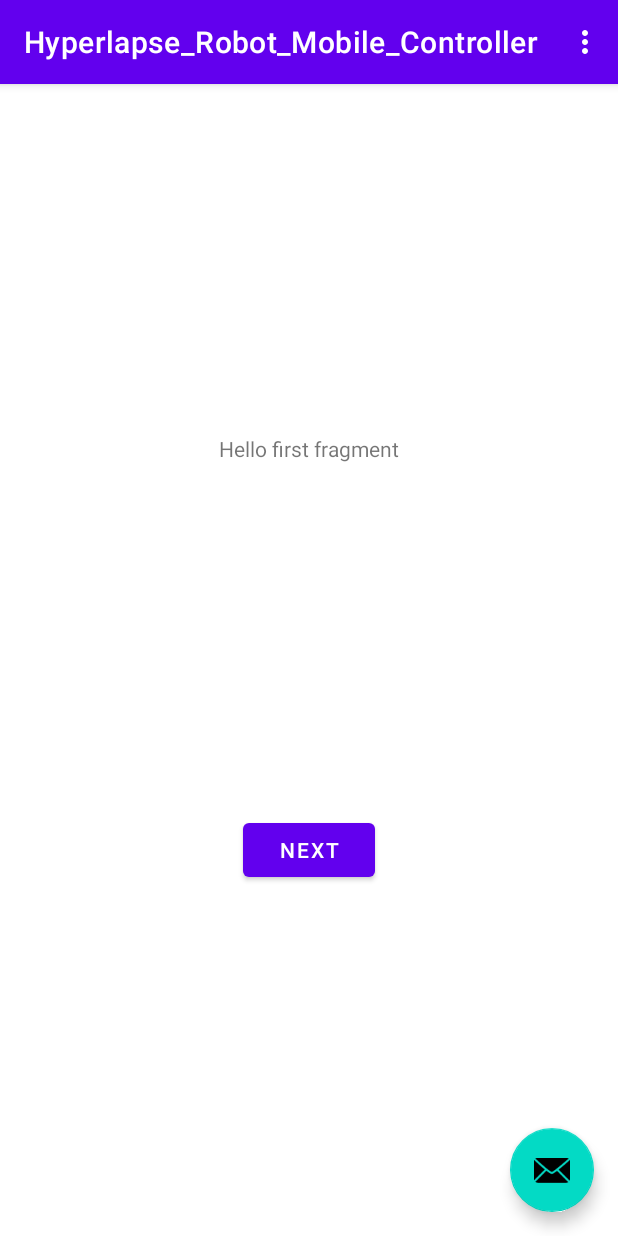
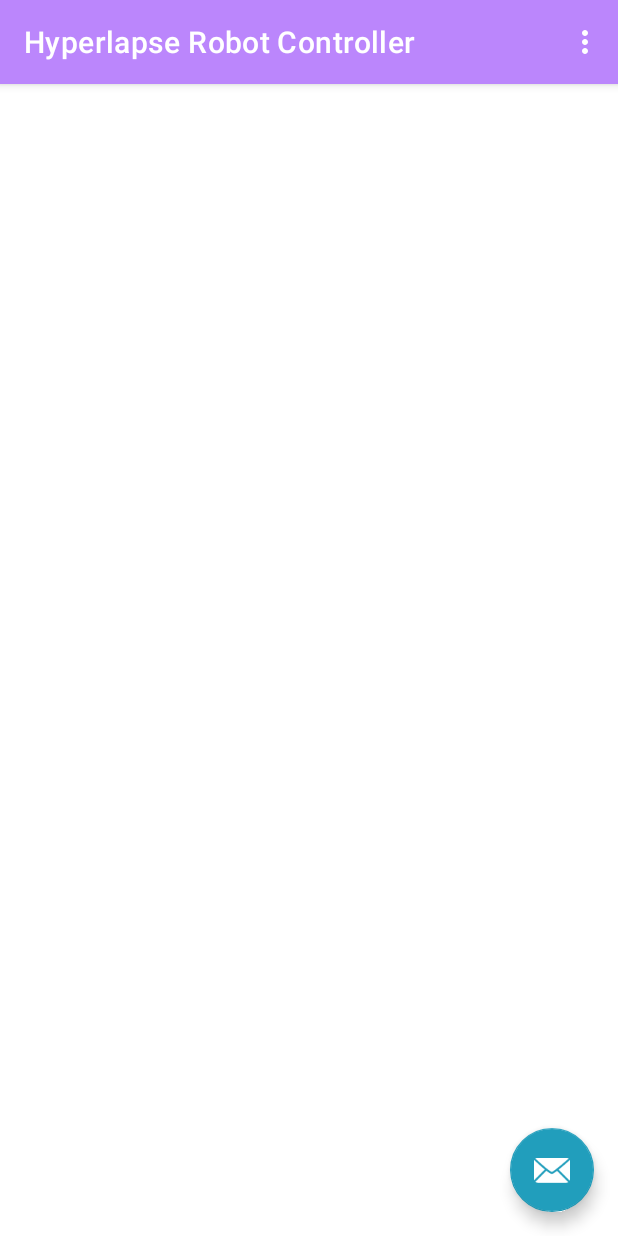
Before and after one commit to krisisurf/Hyperlapse-Robot, an Android app: the screen it shows after launch (MainActivity), on a phone screen of 412 x 824 dp. Run offline under Robolectric (Android 15) with nearby library versions, the phone set to English and light mode, and no system bars.

Commit message:
colors pallete update

```diff
--- a/frontend/Hyperlapse_Robot_Mobile_Controller/app/src/main/java/com/kristian/dimitrov/hyperlapse_robot_mobile_controller/FirstFragment.java
+++ /dev/null
@@ -1,34 +0,0 @@
-package com.kristian.dimitrov.hyperlapse_robot_mobile_controller;
-
-import android.os.Bundle;
-import android.view.LayoutInflater;
-import android.view.View;
-import android.view.ViewGroup;
-
-import androidx.annotation.NonNull;
-import androidx.fragment.app.Fragment;
-import androidx.navigation.fragment.NavHostFragment;
-
-public class FirstFragment extends Fragment {
-
-    @Override
-    public View onCreateView(
-            LayoutInflater inflater, ViewGroup container,
-            Bundle savedInstanceState
-    ) {
-        // Inflate the layout for this fragment
-        return inflater.inflate(R.layout.fragment_first, container, false);
-    }
-
-    public void onViewCreated(@NonNull View view, Bundle savedInstanceState) {
-        super.onViewCreated(view, savedInstanceState);
-
-        view.findViewById(R.id.button_first).setOnClickListener(new View.OnClickListener() {
-            @Override
-            public void onClick(View view) {
-                NavHostFragment.findNavController(FirstFragment.this)
-                        .navigate(R.id.action_FirstFragment_to_SecondFragment);
-            }
-        });
-    }
-}
--- a/frontend/Hyperlapse_Robot_Mobile_Controller/app/src/main/res/layout/content_main.xml
+++ /dev/null
@@ -1,19 +0,0 @@
-<?xml version="1.0" encoding="utf-8"?>
-<androidx.constraintlayout.widget.ConstraintLayout xmlns:android="http://schemas.android.com/apk/res/android"
-    xmlns:app="http://schemas.android.com/apk/res-auto"
-    android:layout_width="match_parent"
-    android:layout_height="match_parent"
-    app:layout_behavior="@string/appbar_scrolling_view_behavior">
-
-    <fragment
-        android:id="@+id/nav_host_fragment"
-        android:name="androidx.navigation.fragment.NavHostFragment"
-        android:layout_width="0dp"
-        android:layout_height="0dp"
-        app:defaultNavHost="true"
-        app:layout_constraintBottom_toBottomOf="parent"
-        app:layout_constraintLeft_toLeftOf="parent"
-        app:layout_constraintRight_toRightOf="parent"
-        app:layout_constraintTop_toTopOf="parent"
-        app:navGraph="@navigation/nav_graph" />
-</androidx.constraintlayout.widget.ConstraintLayout>
--- a/frontend/Hyperlapse_Robot_Mobile_Controller/app/src/main/res/layout/fragment_first.xml
+++ /dev/null
@@ -1,28 +0,0 @@
-<?xml version="1.0" encoding="utf-8"?>
-<androidx.constraintlayout.widget.ConstraintLayout xmlns:android="http://schemas.android.com/apk/res/android"
-    xmlns:app="http://schemas.android.com/apk/res-auto"
-    xmlns:tools="http://schemas.android.com/tools"
-    android:layout_width="match_parent"
-    android:layout_height="match_parent"
-    tools:context=".FirstFragment">
-
-    <TextView
-        android:id="@+id/textview_first"
-        android:layout_width="wrap_content"
-        android:layout_height="wrap_content"
-        android:text="@string/hello_first_fragment"
-        app:layout_constraintBottom_toTopOf="@id/button_first"
-        app:layout_constraintEnd_toEndOf="parent"
-        app:layout_constraintStart_toStartOf="parent"
-        app:layout_constraintTop_toTopOf="parent" />
-
-    <Button
-        android:id="@+id/button_first"
-        android:layout_width="wrap_content"
-        android:layout_height="wrap_content"
-        android:text="@string/next"
-        app:layout_constraintBottom_toBottomOf="parent"
-        app:layout_constraintEnd_toEndOf="parent"
-        app:layout_constraintStart_toStartOf="parent"
-        app:layout_constraintTop_toBottomOf="@id/textview_first" />
-</androidx.constraintlayout.widget.ConstraintLayout>
--- a/frontend/Hyperlapse_Robot_Mobile_Controller/app/src/main/res/values/colors.xml
+++ b/frontend/Hyperlapse_Robot_Mobile_Controller/app/src/main/res/values/colors.xml
@@ -1,10 +1,16 @@
 <?xml version="1.0" encoding="utf-8"?>
 <resources>
     <color name="purple_200">#FFBB86FC</color>
-    <color name="purple_500">#FF6200EE</color>
+    <color name="purple_500">#023047</color>
     <color name="purple_700">#FF3700B3</color>
     <color name="teal_200">#FF03DAC5</color>
     <color name="teal_700">#FF018786</color>
     <color name="black">#FF000000</color>
     <color name="white">#FFFFFFFF</color>
+
+    <color name="blue_200">#FFBB86FC</color>
+    <color name="blue_500">#219ebc</color>
+    <color name="blue_700">#8ecae6</color>
+    <color name="yellow">#ffb703</color>
+    <color name="orange">#fb8500</color>
 </resources>
--- a/frontend/Hyperlapse_Robot_Mobile_Controller/app/src/main/res/values/strings.xml
+++ b/frontend/Hyperlapse_Robot_Mobile_Controller/app/src/main/res/values/strings.xml
@@ -1,5 +1,5 @@
 <resources>
-    <string name="app_name">Hyperlapse_Robot_Mobile_Controller</string>
+    <string name="app_name">Hyperlapse Robot Controller</string>
     <string name="action_settings">Settings</string>
     <!-- Strings used for fragments for navigation -->
     <string name="first_fragment_label">First Fragment</string>
--- a/frontend/Hyperlapse_Robot_Mobile_Controller/app/src/main/res/values/themes.xml
+++ b/frontend/Hyperlapse_Robot_Mobile_Controller/app/src/main/res/values/themes.xml
@@ -2,13 +2,13 @@
     <!-- Base application theme. -->
     <style name="Theme.Hyperlapse_Robot_Mobile_Controller" parent="Theme.MaterialComponents.DayNight.DarkActionBar">
         <!-- Primary brand color. -->
-        <item name="colorPrimary">@color/purple_500</item>
+        <item name="colorPrimary">@color/blue_200</item>
         <item name="colorPrimaryVariant">@color/purple_700</item>
         <item name="colorOnPrimary">@color/white</item>
         <!-- Secondary brand color. -->
-        <item name="colorSecondary">@color/teal_200</item>
-        <item name="colorSecondaryVariant">@color/teal_700</item>
-        <item name="colorOnSecondary">@color/black</item>
+        <item name="colorSecondary">@color/blue_500</item>
+        <item name="colorSecondaryVariant">@color/blue_700</item>
+        <item name="colorOnSecondary">@color/white</item>
         <!-- Status bar color. -->
         <item name="android:statusBarColor" tools:targetApi="l">?attr/colorPrimaryVariant</item>
         <!-- Customize your theme here. -->
```
Also changed, not shown: frontend/Hyperlapse_Robot_Mobile_Controller/app/src/main/java/com/kristian/dimitrov/hyperlapse_robot_mobile_controller/SecondFragment.java (deleted, +0 -34 lines), frontend/Hyperlapse_Robot_Mobile_Controller/app/src/main/res/layout/fragment_second.xml (deleted, +0 -27 lines).
